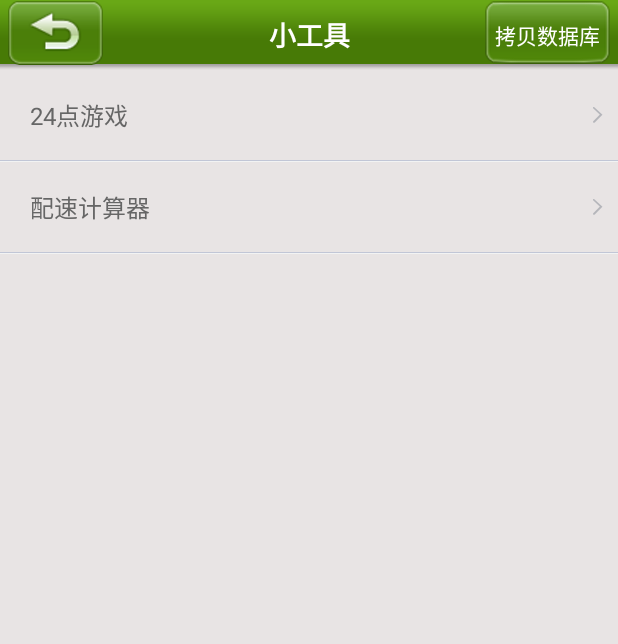
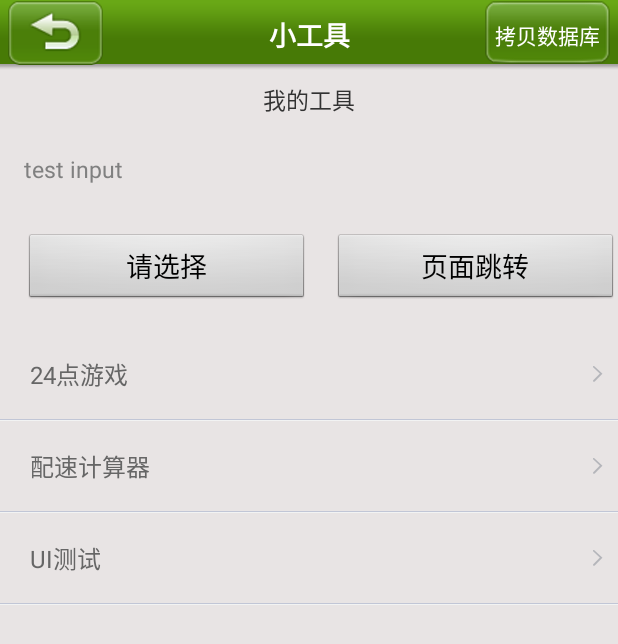
Before and after one commit to SamuelZhou80/SimplePoker, an Android app: the screen it shows after launch (MainActivity), on a phone screen of 412 x 824 dp. Shown: the top 644 px of the screen. Run offline under Robolectric (Android 15) with nearby library versions, the phone set to English and light mode, and no system bars.

Commit message:
添加一些UI控件的测试接口

```diff
--- a/app/build.gradle
+++ b/app/build.gradle
@@ -24,6 +24,8 @@ android {
         buildConfigField 'String', 'API_SERVER_URL_MALL', RELEASE_API_SERVER_URL_MALL
         testInstrumentationRunner "androidx.test.runner.AndroidJUnitRunner"  //junit4 相关配置
         // signingConfig signingConfigs.signingConfig
+
+        testInstrumentationRunnerArguments clearPackageData: 'true' // 执行instrumentation测试时清除缓存
     }
     buildTypes {
         release {
@@ -43,6 +45,7 @@ android {
             buildConfigField 'String', 'IM_SERVER_HOST', RELEASE_IM_SERVER_HOST
             buildConfigField 'int', 'IM_SERVER_PORT', RELEASE_IM_SERVER_PORT
             buildConfigField "boolean", "LEO_DEBUG", RELEASE_LEO_DEBUG
+            testCoverageEnabled = true // 打开覆盖率统计开关
         }
     }
 
--- a/app/src/main/java/com/example/simplepoker/MainActivity.java
+++ b/app/src/main/java/com/example/simplepoker/MainActivity.java
@@ -3,13 +3,10 @@ package com.example.simplepoker;
 import android.app.Activity;
 import android.content.Intent;
 import android.os.Bundle;
-import android.view.LayoutInflater;
 import android.view.View;
 import android.view.View.OnClickListener;
-import android.view.ViewGroup;
 import android.widget.AdapterView;
 import android.widget.AdapterView.OnItemClickListener;
-import android.widget.BaseAdapter;
 import android.widget.Button;
 import android.widget.ListView;
 import android.widget.TextView;
@@ -18,6 +15,7 @@ import java.util.ArrayList;
 
 public class MainActivity extends Activity {
     private ArrayList<Modules> mToolList;
+    private static final String STRING_TO_BE_TYPED = "UiAutomator";
 
     @Override
     protected void onCreate(Bundle savedInstanceState) {
@@ -26,18 +24,23 @@ public class MainActivity extends Activity {
 
         initTitle();
         initList();
-        ToolListAdapter adapter = new ToolListAdapter();
-        ListView listView = (ListView) findViewById(R.id.listview_tools);
-        listView.setAdapter(adapter);
-        listView.setOnItemClickListener(new OnItemClickListener() {
 
+        Button btnChangeText = (Button) findViewById(R.id.changeTextBt);
+        btnChangeText.setOnClickListener(new OnClickListener() {
             @Override
-            public void onItemClick(AdapterView<?> parent, View view, int position, long id) {
-                if (mToolList != null && mToolList.size() > position) {
-                    Intent intent = new Intent();
-                    intent.setClass(MainActivity.this, mToolList.get(position).moduleClass);
-                    startActivity(intent);
-                }
+            public void onClick(View v) {
+                TextView textView = (TextView) findViewById(R.id.textToBeChanged);
+                textView.setText(STRING_TO_BE_TYPED);
+            }
+        });
+
+        Button btnChangeActivity = (Button) findViewById(R.id.activityChangeTextBtn);
+        btnChangeActivity.setOnClickListener(new OnClickListener() {
+            @Override
+            public void onClick(View v) {
+                // Second button's interaction: start an activity and send a message to it.
+                Intent intent = ShowTextActivity.newStartIntent(MainActivity.this, STRING_TO_BE_TYPED);
+                startActivity(intent);
             }
         });
     }
@@ -84,7 +87,7 @@ public class MainActivity extends Activity {
     }
 
     private void initList() {
-        mToolList = new ArrayList<Modules>();
+        mToolList = new ArrayList<>();
 //        mToolList.add(new Modules("贷款计算器", CalcLoanActivity.class));
 //        mToolList.add(new Modules("投资收益计算", CalcInvestActivity.class)); // 投资计算器
         mToolList.add(new Modules("24点游戏", PlayPoker24.class));
@@ -92,64 +95,26 @@ public class MainActivity extends Activity {
 //        mToolList.add(new Modules("图像识别", PhotoDetectActivity.class));
 //        mToolList.add(new Modules("姓名统计", SearchNameActivity.class));
         mToolList.add(new Modules("配速计算器", PacerCalculate.class));
-//        mToolList.add(new Modules("Eco数据分析", EcoDataTest.class));
+        mToolList.add(new Modules("UI测试", TotalViewActivity.class));
 //        mToolList.add(new Modules("正则表达式", PatternMatchTest.class));
+
+        ListView listView = (ListView) findViewById(R.id.listview_tools);
+        listView.setAdapter(new ToolListAdapter(mToolList, MainActivity.this));
+        listView.setOnItemClickListener(new OnItemClickListener() {
+
+            @Override
+            public void onItemClick(AdapterView<?> parent, View view, int position, long id) {
+                if (mToolList != null && mToolList.size() > position) {
+                    Intent intent = new Intent();
+                    intent.setClass(MainActivity.this, mToolList.get(position).moduleClass);
+                    startActivity(intent);
+                }
+            }
+        });
     }
 
     private void copyDbFile() {
 
     }
 
-    private class ToolListAdapter extends BaseAdapter {
-
-        @Override
-        public int getCount() {
-            if (mToolList != null) {
-                return mToolList.size();
-            }
-            return 0;
-        }
-
-        @Override
-        public Object getItem(int position) {
-            return mToolList.get(position);
-        }
-
-        @Override
-        public long getItemId(int position) {
-            return position;
-        }
-
-        @Override
-        public View getView(int position, View convertView, ViewGroup parent) {
-            ViewHolder holder = null;
-            if (convertView == null) {
-                LayoutInflater inflater = LayoutInflater.from(MainActivity.this);
-                convertView = inflater.inflate(R.layout.common_listview_item, parent, false);
-                holder = new ViewHolder();
-                holder.txtView = (TextView) convertView.findViewById(R.id.text);
-                holder.txtView.setText(mToolList.get(position).name);
-                convertView.setTag(holder);
-            } else {
-                holder = (ViewHolder) convertView.getTag();
-            }
-            return convertView;
-        }
-
-        class ViewHolder {
-            TextView txtView;
-            // ImageView image;
-        }
-    }
-
-    private class Modules {
-        String name;
-        Class<?> moduleClass;
-
-        Modules(String name, Class<?> className) {
-            this.name = name;
-            this.moduleClass = className;
-        }
-    }
-
 }
--- /dev/null
+++ b/app/src/main/java/com/example/simplepoker/Modules.java
@@ -0,0 +1,16 @@
+package com.example.simplepoker;
+
+public class Modules {
+    String name;
+    Class<?> moduleClass;
+
+    Modules(String name, Class<?> className) {
+        this.name = name;
+        this.moduleClass = className;
+    }
+
+    @Override
+    public String toString() {
+        return name;
+    }
+}
--- /dev/null
+++ b/app/src/main/java/com/example/simplepoker/ToolListAdapter.java
@@ -0,0 +1,59 @@
+package com.example.simplepoker;
+
+import android.content.Context;
+import android.view.LayoutInflater;
+import android.view.View;
+import android.view.ViewGroup;
+import android.widget.BaseAdapter;
+import android.widget.TextView;
+
+import java.util.ArrayList;
+
+public class ToolListAdapter extends BaseAdapter {
+    private ArrayList<Modules> mToolList;
+    private Context mContext;
+
+    public ToolListAdapter(ArrayList<Modules> list, Context context) {
+        mToolList = list;
+        mContext = context;
+    }
+
+    @Override
+    public int getCount() {
+        if (mToolList != null) {
+            return mToolList.size();
+        }
+        return 0;
+    }
+
+    @Override
+    public Modules getItem(int position) {
+        return mToolList.get(position);
+    }
+
+    @Override
+    public long getItemId(int position) {
+        return position;
+    }
+
+    @Override
+    public View getView(int position, View convertView, ViewGroup parent) {
+        ViewHolder holder;
+        if (convertView == null) {
+            LayoutInflater inflater = LayoutInflater.from(mContext);
+            convertView = inflater.inflate(R.layout.common_listview_item, parent, false);
+            holder = new ViewHolder();
+            holder.txtView = (TextView) convertView.findViewById(R.id.text);
+            holder.txtView.setText(mToolList.get(position).name);
+            convertView.setTag(holder);
+//            } else {
+//                holder = (ViewHolder) convertView.getTag();
+        }
+        return convertView;
+    }
+
+    class ViewHolder {
+        TextView txtView;
+        // ImageView image;
+    }
+}
--- a/app/src/main/res/layout/tool_list.xml
+++ b/app/src/main/res/layout/tool_list.xml
@@ -3,13 +3,61 @@
     android:layout_width="match_parent"
     android:layout_height="match_parent"
     android:background="@color/background"
-    android:orientation="vertical" >
+    android:orientation="vertical">
 
     <com.example.simplepoker.common.CommonTitleView
         android:id="@+id/title_layout"
         android:layout_width="match_parent"
-        android:layout_height="wrap_content" >
-    </com.example.simplepoker.common.CommonTitleView>
+        android:layout_height="wrap_content" />
+
+    <TextView
+        android:id="@+id/textToBeChanged"
+        android:layout_width="wrap_content"
+        android:layout_height="wrap_content"
+        android:layout_gravity="center_horizontal"
+        android:layout_margin="@dimen/margin_small"
+        android:text="@string/app_name"
+        android:textSize="@dimen/text_size_normal" />
+
+    <EditText
+        android:id="@+id/editTextUserInput"
+        android:layout_width="match_parent"
+        android:layout_height="wrap_content"
+        android:background="@color/background"
+        android:hint="test input"
+        android:inputType="text"
+        android:maxLength="20"
+        android:padding="@dimen/margin_medium"
+        android:textColor="@color/text_color"
+        android:textSize="@dimen/text_size_normal" />
+
+    <LinearLayout
+        android:layout_width="match_parent"
+        android:layout_height="wrap_content"
+        android:layout_gravity="center"
+        android:orientation="horizontal">
+
+        <Button
+            android:id="@+id/changeTextBt"
+            android:layout_width="0dp"
+            android:layout_height="wrap_content"
+            android:layout_gravity="center"
+            android:layout_margin="@dimen/margin_medium"
+            android:layout_weight="1"
+            android:gravity="center"
+            android:text="@string/please_select"
+            android:textSize="@dimen/text_size_large" />
+
+        <Button
+            android:id="@+id/activityChangeTextBtn"
+            android:layout_width="0dp"
+            android:layout_height="wrap_content"
+            android:layout_gravity="center"
+            android:layout_weight="1"
+            android:gravity="center"
+            android:text="页面跳转"
+            android:textSize="@dimen/text_size_large" />
+    </LinearLayout>
 
     <ListView
         android:id="@+id/listview_tools"
```
Also changed, not shown: app/src/main/AndroidManifest.xml (+13 -0 lines), app/src/main/java/com/example/simplepoker/ShowTextActivity.java (added, +40 -0 lines), app/src/main/java/com/example/simplepoker/TotalViewActivity.java (added, +58 -0 lines), app/src/main/res/layout/activity_show_text.xml (added, +13 -0 lines), app/src/main/res/layout/activity_total_view.xml (added, +149 -0 lines), app/src/main/res/layout/myspinner.xml (added, +10 -0 lines), 5 other files.
